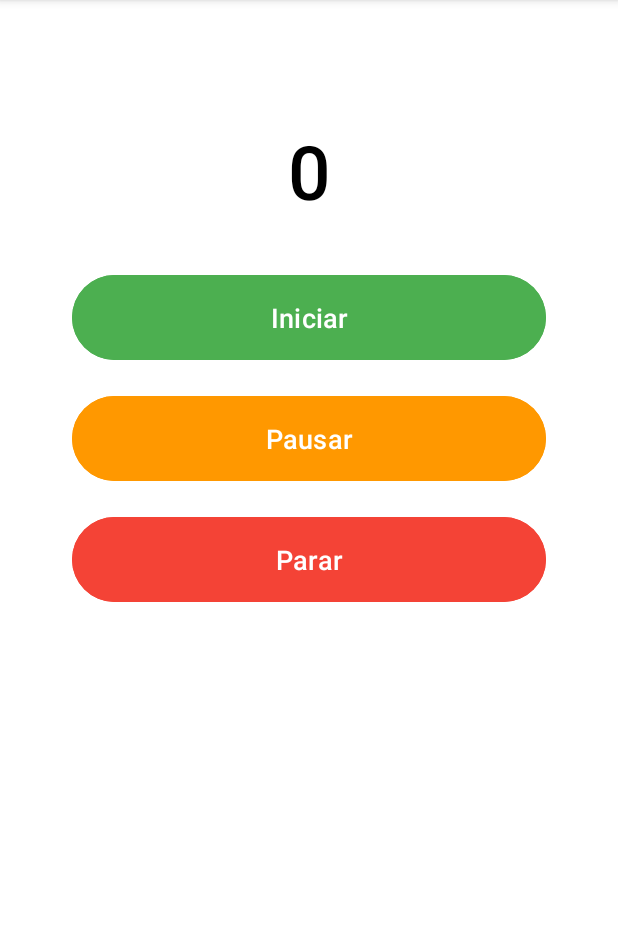
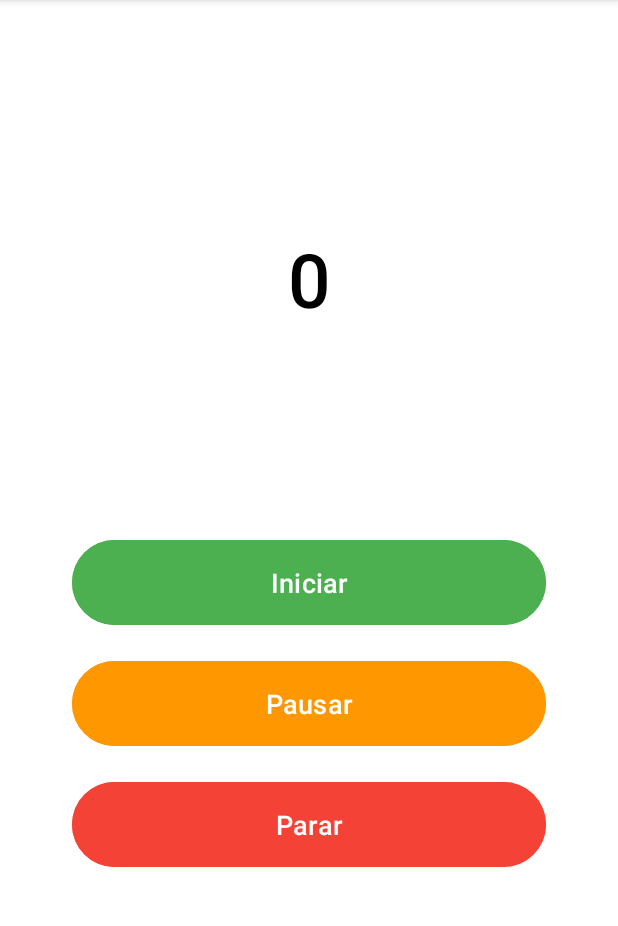
Before and after one commit to ils94/Personal_Trainer_App, an Android app: the screen it shows after launch (MainActivity), on a phone screen of 412 x 824 dp, the part 96-1022 px from its top. Run offline under Robolectric (Android 15) with nearby library versions, the phone set to English and light mode, and no system bars.

Commit message:
more code

```diff
--- a/app/src/main/res/layout/activity_config.xml
+++ b/app/src/main/res/layout/activity_config.xml
@@ -13,7 +13,7 @@
         <EditText
             android:id="@+id/exercisesInput"
             android:layout_width="match_parent"
-            android:layout_height="200dp"
+            android:layout_height="300dp"
             android:layout_marginBottom="16dp"
             android:backgroundTint="@color/light_gray"
             android:gravity="top|start"
--- a/app/src/main/res/layout/activity_main.xml
+++ b/app/src/main/res/layout/activity_main.xml
@@ -13,9 +13,9 @@
         <TextView
             android:id="@+id/timerTextView"
             android:layout_width="match_parent"
-            android:layout_height="wrap_content"
-            android:layout_marginTop="64dp"
-            android:layout_marginBottom="32dp"
+            android:layout_height="300dp"
+            android:layout_marginTop="20dp"
+            android:layout_marginBottom="20dp"
             android:fontFamily="sans-serif-medium"
             android:gravity="center"
             android:text="0"
```
